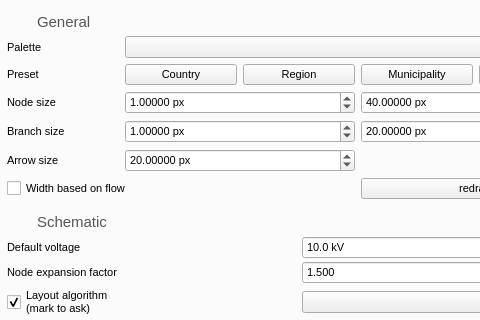
Before: the Qt Designer form src/GridCal/Gui/Main/MainWindow.ui in SanPen/GridCal, drawn with Qt 5; both pictures show x 581 to 1061 and y 101 to 421 of the 1182 by 785 pixel window.
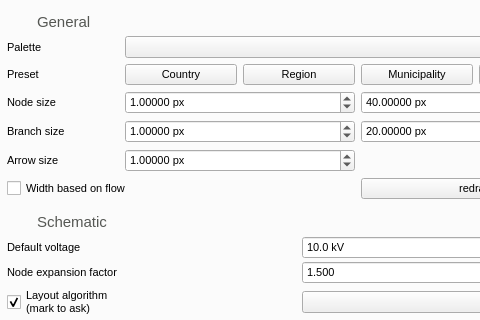
After: the same form once the commit is applied. The open tabs and pages were chosen to show the change. Icons and pictures are not drawn.

Diff of the .ui file:
```diff
--- a/src/GridCal/Gui/Main/MainWindow.ui
+++ b/src/GridCal/Gui/Main/MainWindow.ui
@@ -1237,7 +1237,7 @@
                                 <double>0.100000000000000</double>
                                </property>
                                <property name="value">
-                                <double>20.000000000000000</double>
+                                <double>1.000000000000000</double>
                                </property>
                               </widget>
                              </item>
```
